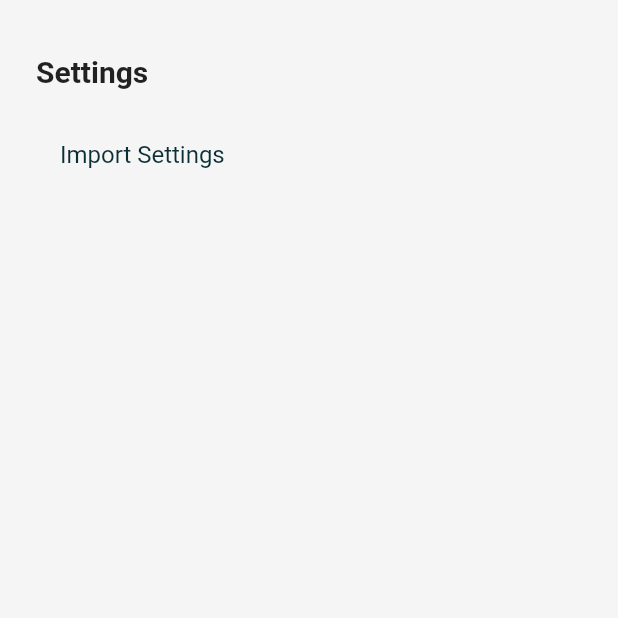
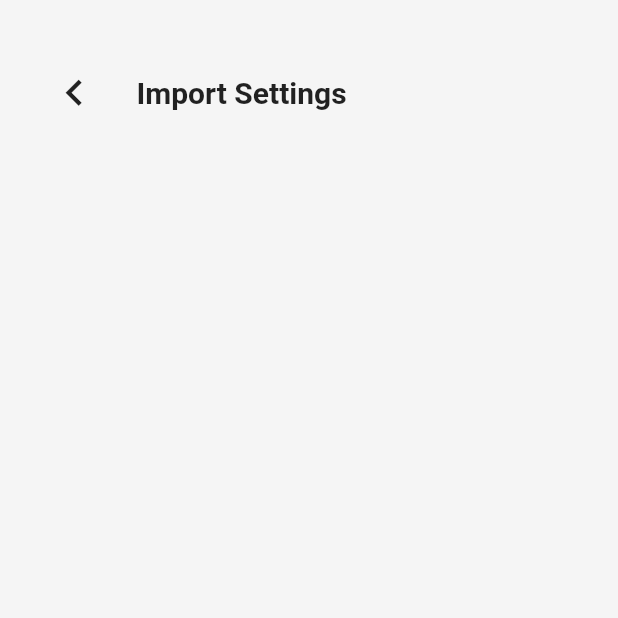
Before and after one commit to FaisalChoura/trackefi, a Flutter app: the SettingsListScreen screen opened directly, after a tap on "Import Settings", on a phone screen of 412 x 824 dp, the top half of it. Run offline on Flutter 3.47's test engine with Material 2 defaults, Android fonts, the phone set to English and light mode, and no system bars; our stand-ins replace csv, file_picker, fl_chart, flutter_colorpicker, flutter_dotenv, flutter_riverpod and 1 more; accounts and stored records are empty; generated files the repository leaves out were written again.

Commit message:
created import settings screens

```diff
--- /dev/null
+++ b/lib/features/settings/presentation/import_settings_screen.dart
@@ -0,0 +1,45 @@
+import 'package:flutter/material.dart';
+
+class ImportSettingsScreen extends StatelessWidget {
+  const ImportSettingsScreen({super.key});
+
+  @override
+  Widget build(BuildContext context) {
+    return Scaffold(
+      body: Container(
+        padding:
+            const EdgeInsets.only(top: 36, left: 24, right: 24, bottom: 36),
+        child: Column(
+          crossAxisAlignment: CrossAxisAlignment.start,
+          children: [
+            Row(
+              crossAxisAlignment: CrossAxisAlignment.center,
+              children: [
+                IconButton(
+                    iconSize: 35,
+                    onPressed: () => Navigator.of(context).pop(),
+                    icon: const Icon(
+                      Icons.chevron_left,
+                    )),
+                const SizedBox(
+                  width: 16,
+                ),
+                Text(
+                  'Import Settings',
+                  style: const TextStyle(
+                      fontSize: 20, fontWeight: FontWeight.bold),
+                ),
+              ],
+            ),
+            SizedBox(
+              height: 16,
+            ),
+            Expanded(
+              child: ListView(children: []),
+            ),
+          ],
+        ),
+      ),
+    );
+  }
+}
--- a/lib/features/settings/presentation/settings_list_screen.dart
+++ b/lib/features/settings/presentation/settings_list_screen.dart
@@ -1,3 +1,4 @@
+import 'package:Trackefi/features/settings/presentation/import_settings_screen.dart';
 import 'package:flutter/material.dart';
 
 class SettingsListScreen extends StatelessWidget {
@@ -23,7 +24,8 @@ class SettingsListScreen extends StatelessWidget {
               child: ListView(children: [
                 ListTile(
                   title: Text('Import Settings'),
-                  onTap: () {},
+                  onTap: () => Navigator.of(context).push(MaterialPageRoute(
+                      builder: (context) => ImportSettingsScreen())),
                 ),
               ]),
             ),
```
